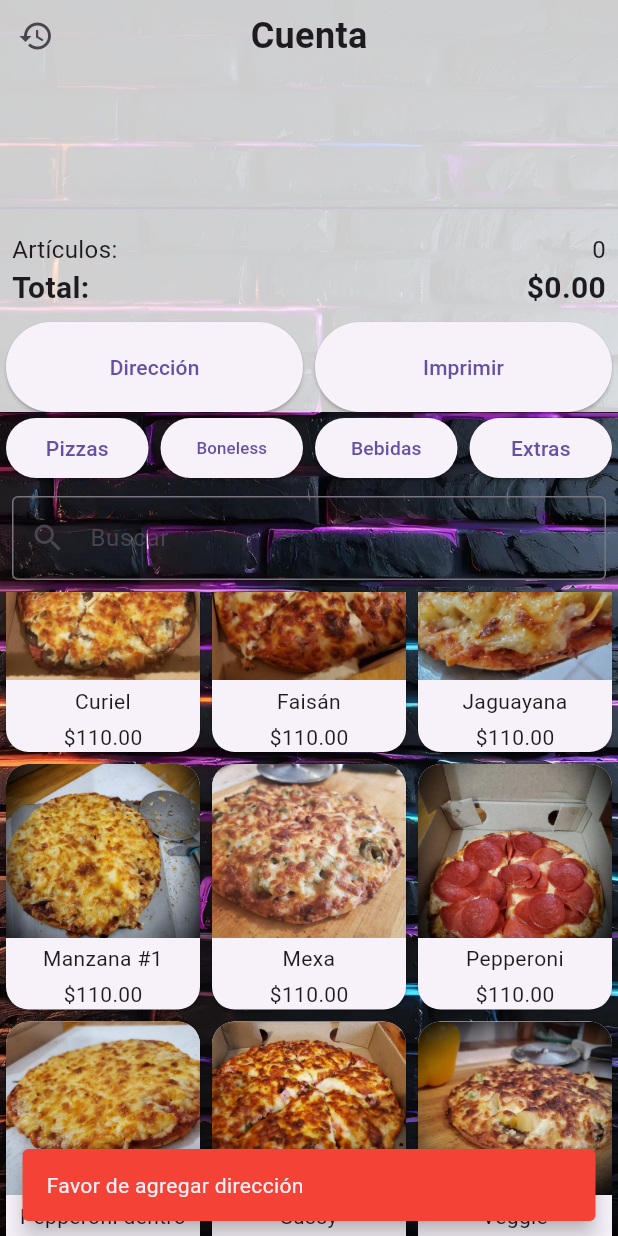
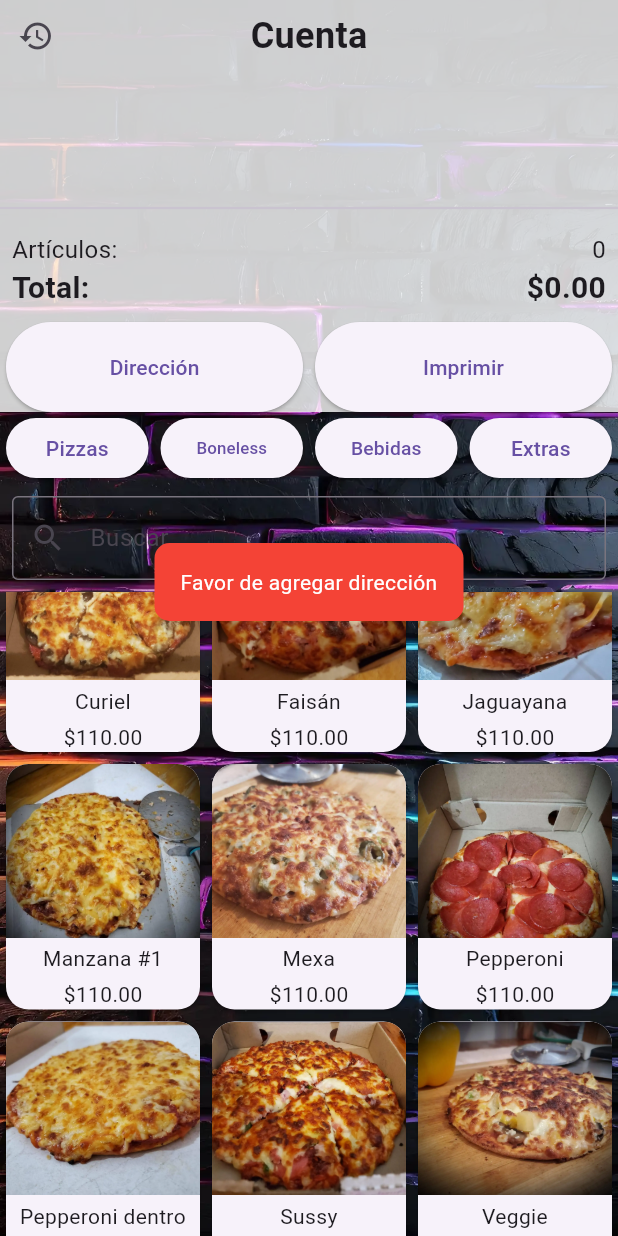
Before and after one commit to ItsKillionaire/Point_of_sale_app, a Flutter app: the screen it shows after launch, scrolled down 576 dp, after a tap on "Imprimir", on a phone screen of 412 x 824 dp. Run offline on Flutter 3.47's test engine with Material 3 defaults, Android fonts, the light colour scheme and no system bars.

Commit message:
better order format, better notifications

```diff
--- a/pizzapopan_pos/lib/screens/home_screen.dart
+++ b/pizzapopan_pos/lib/screens/home_screen.dart
@@ -9,6 +9,7 @@ import 'package:pizzapopan_pos/providers/bill_provider.dart';
 import 'package:pizzapopan_pos/providers/menu_provider.dart';
 import 'package:pizzapopan_pos/providers/order_history_provider.dart';
 import 'package:pizzapopan_pos/screens/order_history_screen.dart';
+import 'package:pizzapopan_pos/widgets/custom_notification.dart';
 import 'package:pizzapopan_pos/widgets/ingredient_dialog.dart';
 import 'package:provider/provider.dart';
 
@@ -382,17 +383,11 @@ class _HomeScreenState extends State<HomeScreen> {
                   child: ElevatedButton(
                     onPressed: () {
                       if (_address == null && !_isPickup) {
-                        ScaffoldMessenger.of(context).showSnackBar(
-                          const SnackBar(
-                            content: Text('Favor de agregar dirección'),
-                            backgroundColor: Colors.red,
-                            behavior: SnackBarBehavior.floating,
-                          ),
-                        );
+                        showCustomNotification(context, 'Favor de agregar dirección', isError: true);
                         // TODO: Add flickering animation to the address button
                       } else if (billProvider.items.isNotEmpty) {
                         final order = Order(
-                          id: DateTime.now().toIso8601String(),
+                          id: orderHistoryProvider.getNextOrderId(),
                           items: billProvider.items.map((orderItem) {
                             return OrderItem(
                               product: orderItem.product,
@@ -412,14 +407,7 @@ class _HomeScreenState extends State<HomeScreen> {
                           _isPickup = false;
                         });
 
-                        ScaffoldMessenger.of(context).showSnackBar(
-                          const SnackBar(
-                            content: Text('Orden guardada e impresa (simulado).'),
-                            backgroundColor: Colors.green,
-                            behavior: SnackBarBehavior.floating,
-                            duration: Duration(seconds: 2),
-                          ),
-                        );
+                        showCustomNotification(context, 'Orden guardada e impresa (simulado).');
                       }
                     },
                     style: ElevatedButton.styleFrom(
--- /dev/null
+++ b/pizzapopan_pos/lib/widgets/custom_notification.dart
@@ -0,0 +1,36 @@
+import 'package:flutter/material.dart';
+
+void showCustomNotification(BuildContext context, String message, {bool isError = false}) {
+  final overlay = Overlay.of(context)!;
+  final overlayEntry = OverlayEntry(
+    builder: (context) => Positioned(
+      top: MediaQuery.of(context).size.height * 0.5 - 50, // Centered
+      left: MediaQuery.of(context).size.width * 0.25,
+      width: MediaQuery.of(context).size.width * 0.5,
+      child: Material(
+        color: Colors.transparent,
+        child: GestureDetector(
+          onTap: () {},
+          child: Container(
+            padding: const EdgeInsets.all(16.0),
+            decoration: BoxDecoration(
+              color: isError ? Colors.red : Colors.green,
+              borderRadius: BorderRadius.circular(10.0),
+            ),
+            child: Text(
+              message,
+              style: const TextStyle(color: Colors.white),
+              textAlign: TextAlign.center,
+            ),
+          ),
+        ),
+      ),
+    ),
+  );
+
+  overlay.insert(overlayEntry);
+
+  Future.delayed(const Duration(seconds: 2), () {
+    overlayEntry.remove();
+  });
+}
```
Also changed, not shown: pizzapopan_pos/lib/providers/order_history_provider.dart (+17 -1 lines), pizzapopan_pos/lib/screens/order_history_screen.dart (+19 -7 lines).
